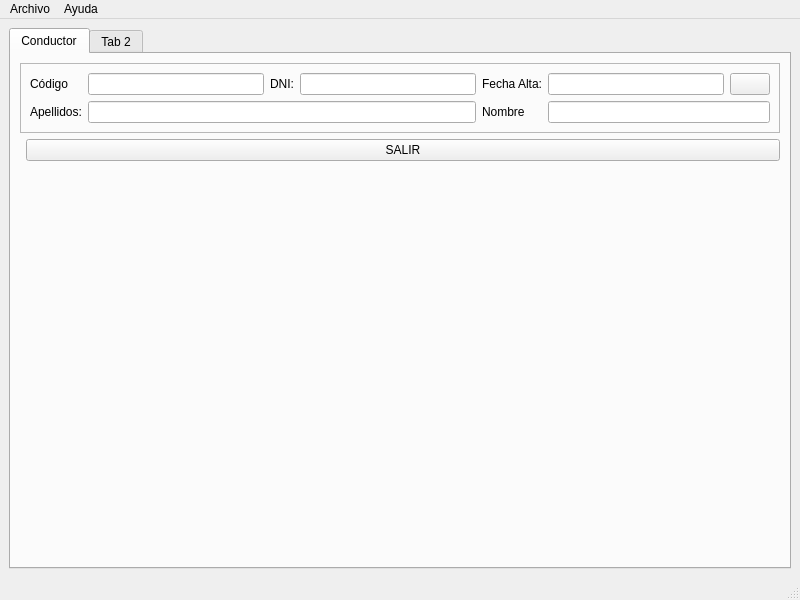
Before: the Qt Designer form Interfaces/BernalMendez/MainWindow.ui in Cross048/DAM_2, drawn with Qt 5.
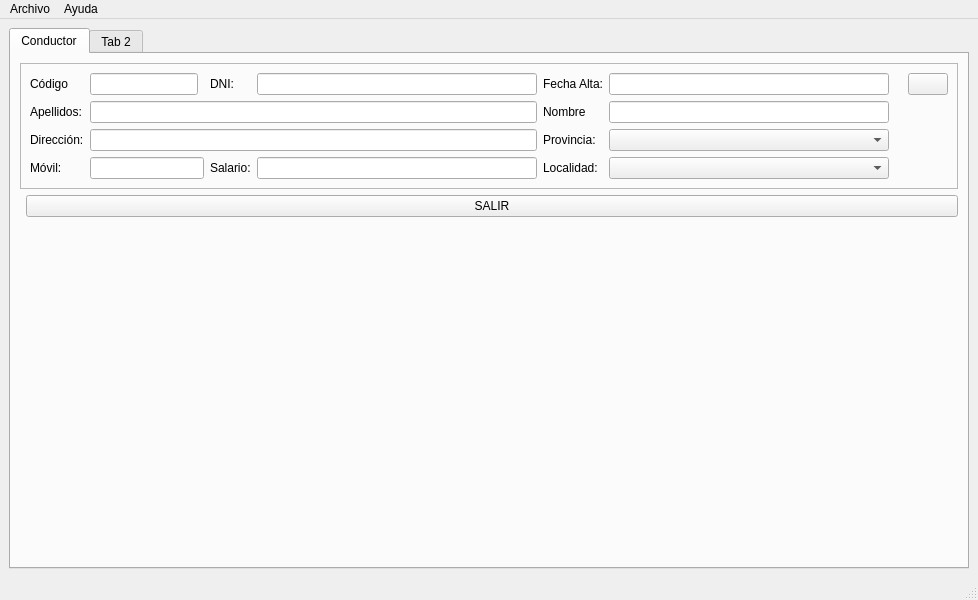
After: the same form once the commit is applied. Icons and pictures are not drawn.

Patch:
```diff
--- a/Interfaces/BernalMendez/MainWindow.ui
+++ b/Interfaces/BernalMendez/MainWindow.ui
@@ -6,7 +6,7 @@
    <rect>
     <x>0</x>
     <y>0</y>
-    <width>800</width>
+    <width>978</width>
     <height>600</height>
    </rect>
   </property>
@@ -72,13 +72,26 @@
            <number>2</number>
           </property>
           <layout class="QGridLayout" name="gridLayout_2">
+           <item row="4" column="1" colspan="5">
+            <widget class="QLineEdit" name="lineEdit"/>
+           </item>
+           <item row="2" column="1" colspan="5">
+            <widget class="QLineEdit" name="lineApellidos"/>
+           </item>
+           <item row="0" column="8">
+            <widget class="QLabel" name="labelDNI">
+             <property name="text">
+              <string/>
+             </property>
+            </widget>
+           </item>
            <item row="0" column="5">
-            <widget class="QLineEdit" name="lineFechaAlta"/>
+            <widget class="QLineEdit" name="lineDNI"/>
            </item>
-           <item row="1" column="4">
-            <widget class="QLabel" name="txtNombre">
+           <item row="0" column="4">
+            <widget class="QLabel" name="txtDNI">
              <property name="text">
-              <string>Nombre</string>
+              <string>DNI:</string>
              </property>
             </widget>
            </item>
@@ -89,41 +102,69 @@
              </property>
             </widget>
            </item>
-           <item row="0" column="1">
+           <item row="0" column="1" colspan="2">
             <widget class="QLineEdit" name="lineCodigo">
              <property name="autoFillBackground">
               <bool>false</bool>
              </property>
             </widget>
            </item>
-           <item row="0" column="4">
-            <widget class="QLabel" name="txtFechaAlta">
-             <property name="text">
-              <string>Fecha Alta:</string>
-             </property>
-            </widget>
-           </item>
-           <item row="1" column="0">
+           <item row="2" column="0">
             <widget class="QLabel" name="txtApellidos">
              <property name="text">
               <string>Apellidos:</string>
              </property>
             </widget>
            </item>
-           <item row="1" column="1" colspan="3">
-            <widget class="QLineEdit" name="lineApellidos"/>
+           <item row="4" column="0">
+            <widget class="QLabel" name="label">
+             <property name="text">
+              <string>Dirección:</string>
+             </property>
+            </widget>
            </item>
-           <item row="0" column="2">
-            <widget class="QLabel" name="txtDNI">
+           <item row="7" column="0">
+            <widget class="QLabel" name="label_2">
              <property name="text">
-              <string>DNI:</string>
+              <string>Móvil:</string>
              </property>
             </widget>
            </item>
-           <item row="0" column="3">
-            <widget class="QLineEdit" name="lineDNI"/>
+           <item row="7" column="1" colspan="3">
+            <widget class="QLineEdit" name="lineEdit_2"/>
+           </item>
+           <item row="7" column="5">
+            <widget class="QLineEdit" name="lineEdit_3"/>
+           </item>
+           <item row="7" column="4">
+            <widget class="QLabel" name="label_5">
+             <property name="text">
+              <string>Salario:</string>
+             </property>
+            </widget>
+           </item>
+           <item row="4" column="6">
+            <widget class="QLabel" name="label_3">
+             <property name="text">
+              <string>Provincia:</string>
+             </property>
+            </widget>
+           </item>
+           <item row="2" column="6">
+            <widget class="QLabel" name="txtNombre">
+             <property name="text">
+              <string>Nombre</string>
+             </property>
+            </widget>
            </item>
            <item row="0" column="6">
+            <widget class="QLabel" name="txtFechaAlta">
+             <property name="text">
+              <string>Fecha Alta:</string>
+             </property>
+            </widget>
+           </item>
+           <item row="0" column="10">
             <widget class="QPushButton" name="btnCalendar">
              <property name="autoFillBackground">
               <bool>false</bool>
@@ -143,9 +184,32 @@
              </property>
             </widget>
            </item>
-           <item row="1" column="5" colspan="2">
+           <item row="0" column="7">
+            <widget class="QLineEdit" name="lineFechaAlta"/>
+           </item>
+           <item row="2" column="7">
             <widget class="QLineEdit" name="lineNombre"/>
            </item>
+           <item row="4" column="7">
+            <widget class="QComboBox" name="comboBox">
+             <property name="sizePolicy">
+              <sizepolicy hsizetype="Expanding" vsizetype="Fixed">
+               <horstretch>0</horstretch>
+               <verstretch>0</verstretch>
+              </sizepolicy>
+             </property>
+            </widget>
+           </item>
+           <item row="7" column="6">
+            <widget class="QLabel" name="label_4">
+             <property name="text">
+              <string>Localidad:</string>
+             </property>
+            </widget>
+           </item>
+           <item row="7" column="7">
+            <widget class="QComboBox" name="comboBox_2"/>
+           </item>
           </layout>
          </widget>
         </item>
@@ -209,7 +273,7 @@
     <rect>
      <x>0</x>
      <y>0</y>
-     <width>800</width>
+     <width>978</width>
      <height>21</height>
     </rect>
    </property>
```
Left out of the diff: 14 changed lines with no effect on the pictures.
